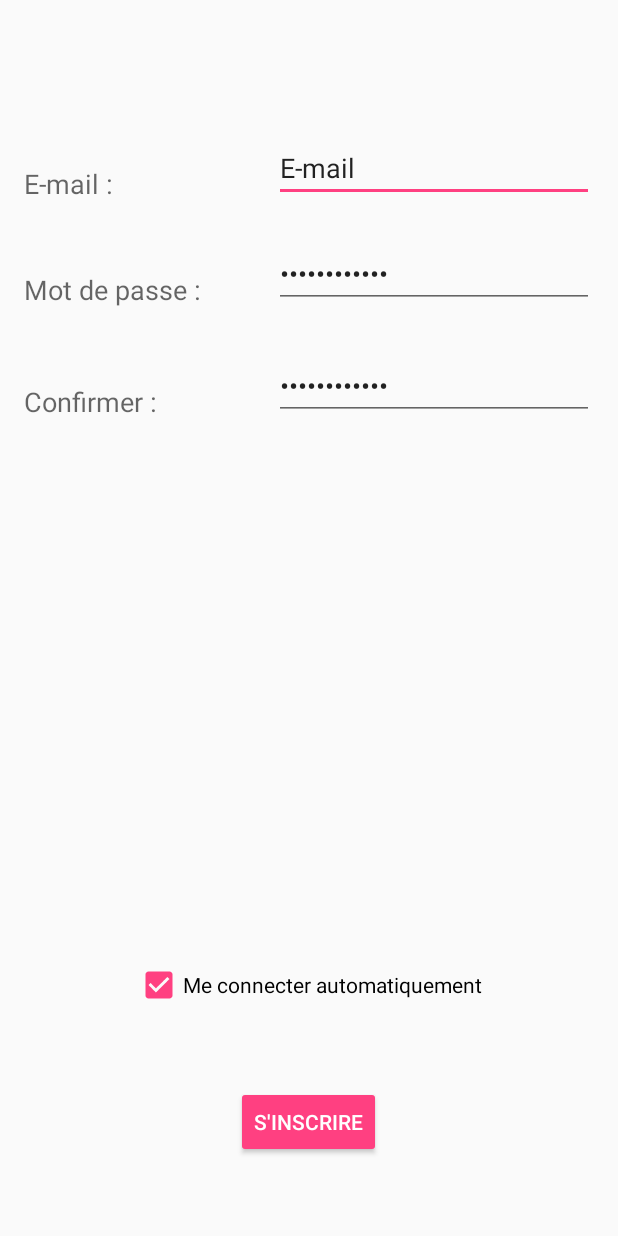
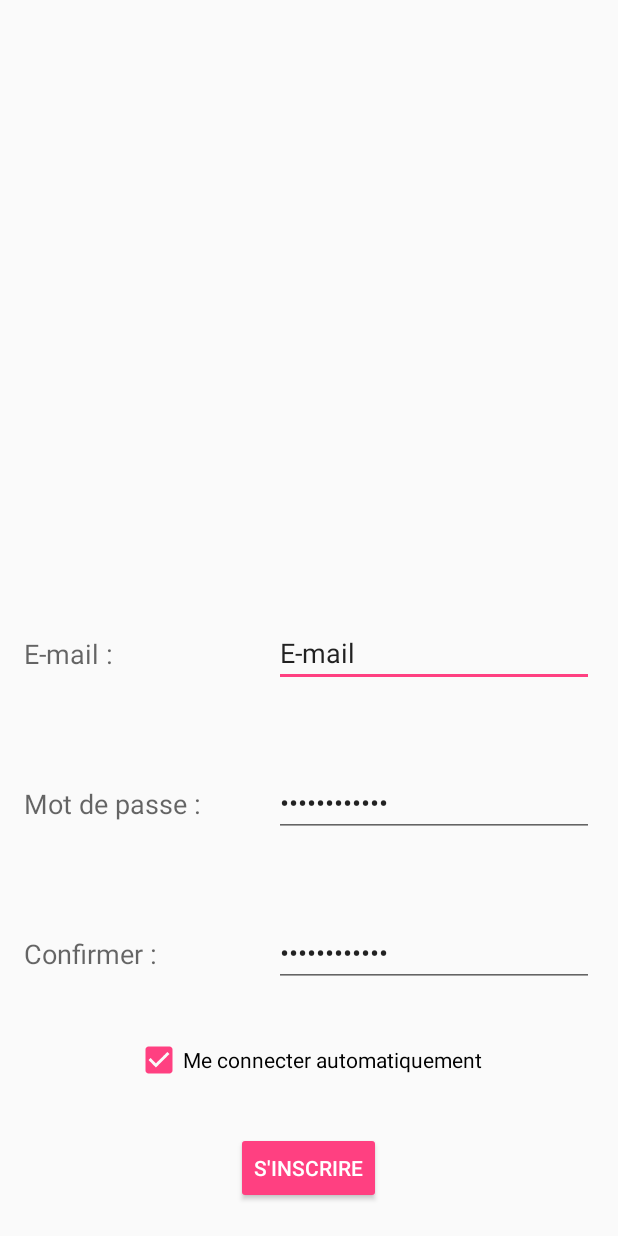
Before and after one commit to Kmp9711/Azur-Hotels-1, an Android app: the layout inscription.xml on its own in the app's theme, with its tools: preview values and no code run, on a phone screen of 412 x 824 dp. Run offline under Robolectric (Android 15) with nearby library versions, the phone set to English and light mode, and no system bars.

Commit message:
Added files via upload

```diff
--- a/app_android/AzurHotels/app/src/main/res/layout/inscription.xml
+++ b/app_android/AzurHotels/app/src/main/res/layout/inscription.xml
@@ -12,12 +12,11 @@
         android:inputType="textEmailAddress"
         android:ems="10"
         android:id="@+id/editText"
-        android:layout_marginTop="73dp"
         android:text="E-mail"
-        android:layout_alignParentTop="true"
-        android:layout_alignStart="@+id/editText2"
-        style="@style/Base.V12.Widget.AppCompat.AutoCompleteTextView"
-        android:password="false" />
+        android:password="false"
+        android:layout_alignParentRight="true"
+        android:layout_alignParentBottom="true"
+        android:layout_marginBottom="350dp"/>
 
     <EditText
         android:layout_width="wrap_content"
@@ -25,10 +24,10 @@
         android:inputType="textPassword"
         android:ems="10"
         android:id="@+id/editText2"
-        android:layout_marginTop="25dp"
-        android:layout_below="@+id/editText"
-        android:layout_alignParentEnd="true"
-        android:text="Mot de passe" />
+        android:text="Mot de passe"
+        android:layout_alignParentRight="true"
+        android:layout_alignParentBottom="true"
+        android:layout_marginBottom="250dp"/>
 
     <EditText
         android:layout_width="wrap_content"
@@ -36,10 +35,10 @@
         android:inputType="textPassword"
         android:ems="10"
         android:id="@+id/editText3"
-        android:layout_marginTop="29dp"
-        android:layout_below="@+id/editText2"
-        android:layout_alignParentEnd="true"
-        android:text="Mot de passe" />
+        android:text="Mot de passe"
+        android:layout_alignParentRight="true"
+        android:layout_alignParentBottom="true"
+        android:layout_marginBottom="150dp"/>
 
     <TextView
         android:layout_width="wrap_content"
@@ -47,8 +46,9 @@
         android:textAppearance="?android:attr/textAppearanceMedium"
         android:text="Mot de passe :"
         android:id="@+id/textView2"
-        android:layout_above="@+id/editText3"
-        android:layout_alignParentStart="true" />
+        android:layout_alignParentLeft="true"
+        android:layout_alignParentBottom="true"
+        android:layout_marginBottom="260dp"/>
 
     <TextView
         android:layout_width="wrap_content"
@@ -56,8 +56,9 @@
         android:textAppearance="?android:attr/textAppearanceMedium"
         android:text="E-mail :"
         android:id="@+id/textView"
-        android:layout_above="@+id/editText2"
-        android:layout_alignParentStart="true" />
+        android:layout_alignParentLeft="true"
+        android:layout_alignParentBottom="true"
+        android:layout_marginBottom="360dp"/>
 
     <TextView
         android:layout_width="wrap_content"
@@ -65,8 +66,9 @@
         android:textAppearance="?android:attr/textAppearanceMedium"
         android:text="Confirmer :"
         android:id="@+id/textView3"
-        android:layout_alignBottom="@+id/editText3"
-        android:layout_alignParentStart="true" />
+        android:layout_alignParentLeft="true"
+        android:layout_alignParentBottom="true"
+        android:layout_marginBottom="160dp" />
 
     <CheckBox
         android:layout_width="wrap_content"
@@ -74,9 +76,10 @@
         android:id="@+id/checkBox"
         android:checked="true"
         android:text="Me connecter automatiquement"
-        android:layout_marginBottom="51dp"
         android:layout_above="@+id/button"
-        android:layout_centerHorizontal="true" />
+        android:layout_centerHorizontal="true"
+        android:layout_alignParentBottom="true"
+        android:layout_marginBottom="85dp"/>
 
     <Button
         style="@style/Widget.AppCompat.Button.Colored"
@@ -87,6 +90,6 @@
         android:clickable="true"
         android:layout_alignParentBottom="true"
         android:layout_centerHorizontal="true"
-        android:layout_marginBottom="36dp" />
+        android:layout_marginBottom="5dp" />
 
 </RelativeLayout>
```
